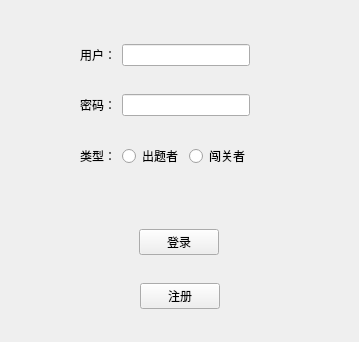
First picture: the form in widget.ui, repository Euler-lne/Word_Elimination, before the edit.
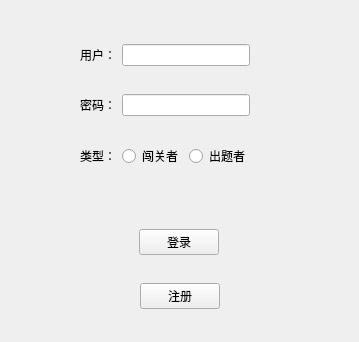
Second picture: the form after the edit.

The edit to the form file:
```diff
--- a/widget.ui
+++ b/widget.ui
@@ -98,13 +98,6 @@
               </property>
              </widget>
             </item>
-            <item>
-             <widget class="QRadioButton" name="isQuestionMaker">
-              <property name="text">
-               <string>出题者</string>
-              </property>
-             </widget>
-            </item>
             <item>
              <widget class="QRadioButton" name="noQuestionMaker">
               <property name="text">
@@ -112,6 +105,13 @@
               </property>
              </widget>
             </item>
+            <item>
+             <widget class="QRadioButton" name="isQuestionMaker">
+              <property name="text">
+               <string>出题者</string>
+              </property>
+             </widget>
+            </item>
            </layout>
            <zorder>isQuestionMaker</zorder>
            <zorder>noQuestionMaker</zorder>
```
Left out of the diff: 2 changed lines with no effect on the pictures.
